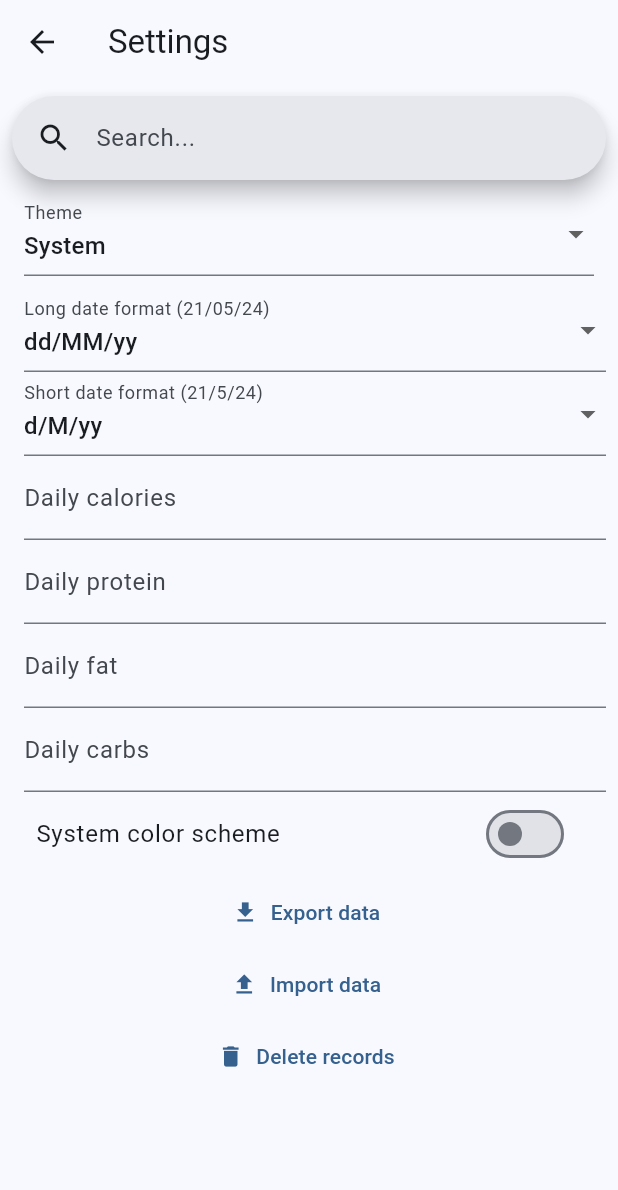
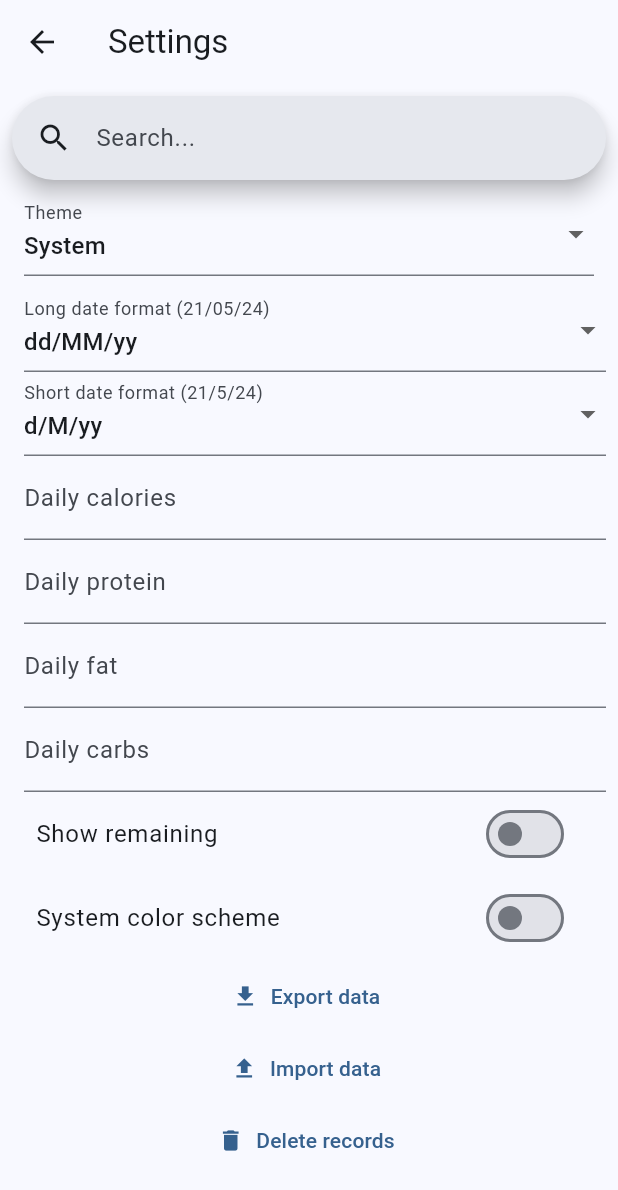
Before and after one commit to brandonp2412/FitBook, a Flutter app: the SettingsPage screen opened directly, on a phone screen of 412 x 824 dp. Shown: the top 1190 px of the screen. Run offline on Flutter 3.47's test engine with Material 3 defaults, Android fonts, the phone set to English and light mode, and no system bars; drawn by our look-alikes of dynamic_color; our stand-ins replace csv, drift, file_picker, fl_chart, shared_preferences, sqlite3_flutter_libs; missing offline and left inert: sqlite3; accounts and stored records are empty; generated files the repository leaves out were written again; Roboto replaces fonts that are missing (Manrope); statements that could not run were skipped.

Commit message:
Add setting for show remaining

```diff
--- a/lib/app_line.dart
+++ b/lib/app_line.dart
@@ -39,7 +39,6 @@ class _AppLineState extends State<AppLine> {
   @override
   void didUpdateWidget(covariant AppLine oldWidget) {
     super.didUpdateWidget(oldWidget);
-
     _setStream();
   }
 
--- a/lib/settings_page.dart
+++ b/lib/settings_page.dart
@@ -205,6 +205,17 @@ class _SettingsPageState extends State<SettingsPage> {
         ),
       ),
       SettingsLine(
+        key: 'show remaining',
+        widget: ListTile(
+          title: const Text('Show remaining'),
+          onTap: () => _settings.setShowRemaining(!_settings.showRemaining),
+          trailing: Switch(
+            value: _settings.showRemaining,
+            onChanged: (value) => _settings.setShowRemaining(value),
+          ),
+        ),
+      ),
+      SettingsLine(
         key: 'system color',
         widget: ListTile(
           title: const Text('System color scheme'),
```
Also changed, not shown: lib/diary_page.dart (+20 -16 lines), lib/settings_state.dart (+8 -0 lines).
